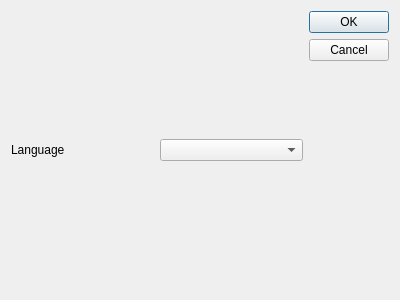
The window that sources/dialogpreferences.ui (jose94752/ClipEdit) describes before a commit, drawn with Qt 5.
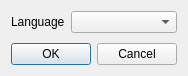
The same window after the commit.

What changed in the file:
```diff
--- a/sources/dialogpreferences.ui
+++ b/sources/dialogpreferences.ui
@@ -6,8 +6,8 @@
    <rect>
     <x>0</x>
     <y>0</y>
-    <width>400</width>
-    <height>300</height>
+    <width>187</width>
+    <height>76</height>
    </rect>
   </property>
   <property name="windowTitle">
@@ -15,18 +15,16 @@
   </property>
   <layout class="QVBoxLayout" name="verticalLayout">
    <item>
-    <layout class="QHBoxLayout" name="horizontalLayout_2">
-     <item>
-      <layout class="QHBoxLayout" name="horizontalLayout">
-       <item>
+    <layout class="QFormLayout" name="formLayout">
+     <item row="0" column="0">
         <widget class="QLabel" name="label">
          <property name="text">
           <string>Language</string>
          </property>
         </widget>
        </item>
-       <item>
-        <widget class="QComboBox" name="comboBox_language">
+     <item row="0" column="1">
+      <widget class="QComboBox" name="comboBoxLanguage">
          <property name="currentText">
           <string/>
          </property>
@@ -37,14 +35,12 @@
      <item>
       <widget class="QDialogButtonBox" name="buttonBox">
        <property name="orientation">
-        <enum>Qt::Vertical</enum>
+      <enum>Qt::Horizontal</enum>
        </property>
        <property name="standardButtons">
         <set>QDialogButtonBox::Cancel|QDialogButtonBox::Ok</set>
        </property>
       </widget>
-     </item>
-    </layout>
    </item>
   </layout>
  </widget>
```
Left out of the diff: 2 changed lines with no effect on the pictures. Lines whose indentation alone changed are shown as unchanged.
